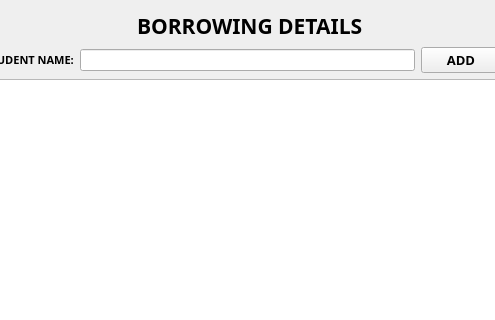
Old version of the form borrowingd.ui in the repository markytools/sume-borrower-app; both pictures show x 88 to 583 and y 0 to 320 of the 686 by 478 pixel window.
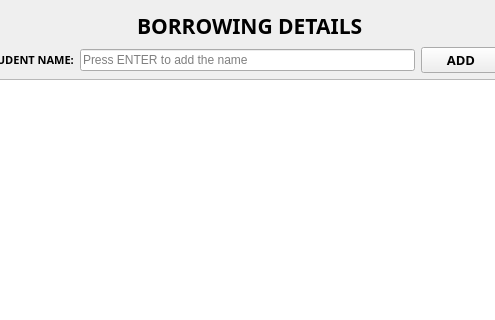
New version of the form.

```diff
--- a/borrowingd.ui
+++ b/borrowingd.ui
@@ -89,7 +89,11 @@
           </widget>
          </item>
          <item>
-          <widget class="QLineEdit" name="studentName"/>
+          <widget class="QLineEdit" name="studentName">
+           <property name="placeholderText">
+            <string>Press ENTER to add the name</string>
+           </property>
+          </widget>
          </item>
         </layout>
        </item>
```
